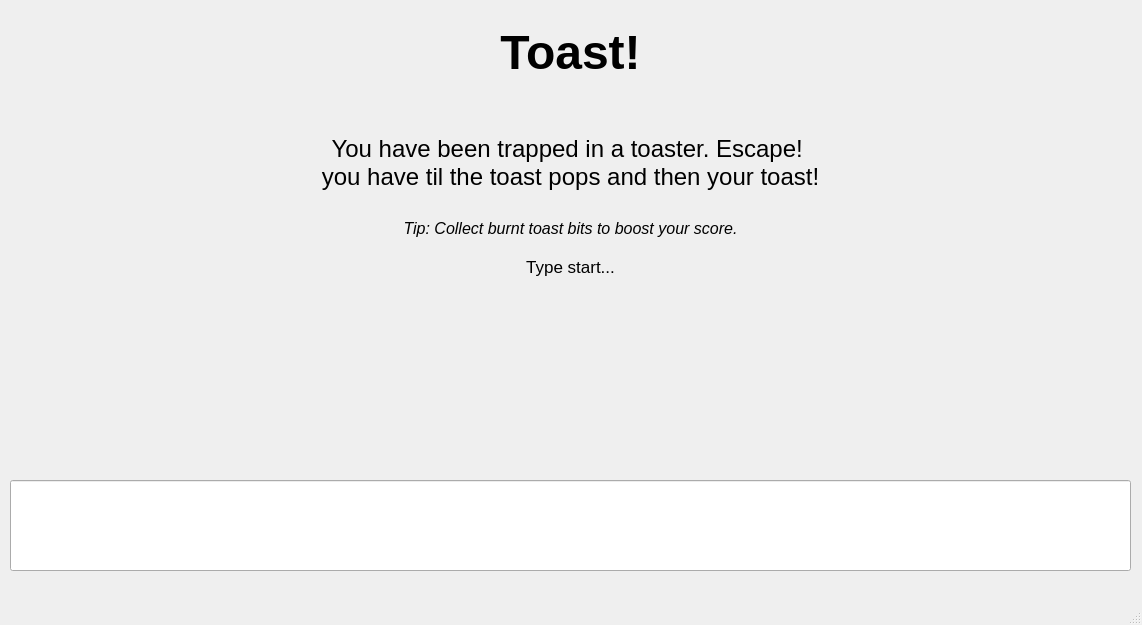
The window that mainwindow.ui (theadambyrne/Toast) describes before a commit, drawn with Qt 5.
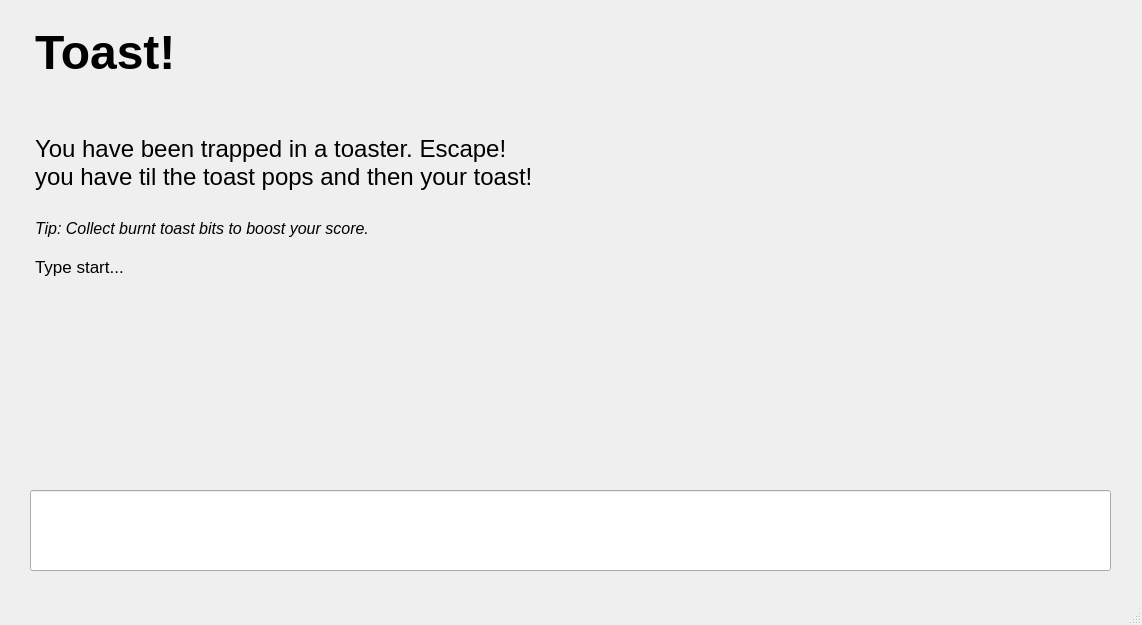
The same window after the commit.

Commit message: Refactored previous commit, now its nice and clean. Next up: typing animation

Diff of the .ui file:
```diff
--- a/mainwindow.ui
+++ b/mainwindow.ui
@@ -20,13 +20,30 @@
    <string>MainWindow</string>
   </property>
   <widget class="QWidget" name="centralwidget">
-   <widget class="QTextEdit" name="outputArea">
+   <widget class="QLineEdit" name="commandArea">
     <property name="geometry">
      <rect>
-      <x>10</x>
+      <x>30</x>
+      <y>490</y>
+      <width>1081</width>
+      <height>81</height>
+     </rect>
+    </property>
+    <property name="styleSheet">
+     <string notr="true">font-size:20px;
+padding:5px;</string>
+    </property>
+    <property name="text">
+     <string/>
+    </property>
+   </widget>
+   <widget class="QTextBrowser" name="outputArea">
+    <property name="geometry">
+     <rect>
+      <x>30</x>
       <y>20</y>
-      <width>1121</width>
-      <height>441</height>
+      <width>1081</width>
+      <height>461</height>
      </rect>
     </property>
     <property name="styleSheet">
@@ -40,33 +57,17 @@
 li.unchecked::marker { content: &quot;\2610&quot;; }
 li.checked::marker { content: &quot;\2612&quot;; }
 &lt;/style&gt;&lt;/head&gt;&lt;body style=&quot; font-family:'.AppleSystemUIFont'; font-size:13pt; font-weight:400; font-style:normal;&quot;&gt;
-&lt;p align=&quot;center&quot; style=&quot; margin-top:0px; margin-bottom:0px; margin-left:0px; margin-right:0px; -qt-block-indent:0; text-indent:0px;&quot;&gt;&lt;span style=&quot; font-size:36pt; font-weight:700;&quot;&gt;Toast!&lt;/span&gt;&lt;/p&gt;
-&lt;p align=&quot;center&quot; style=&quot;-qt-paragraph-type:empty; margin-top:0px; margin-bottom:0px; margin-left:0px; margin-right:0px; -qt-block-indent:0; text-indent:0px; font-size:36pt; font-weight:700;&quot;&gt;&lt;br /&gt;&lt;/p&gt;
-&lt;p align=&quot;center&quot; style=&quot; margin-top:0px; margin-bottom:0px; margin-left:0px; margin-right:0px; -qt-block-indent:0; text-indent:0px;&quot;&gt;&lt;span style=&quot; font-size:18pt;&quot;&gt;You have been trapped in a toaster. Escape! &lt;/span&gt;&lt;/p&gt;
-&lt;p align=&quot;center&quot; style=&quot; margin-top:0px; margin-bottom:0px; margin-left:0px; margin-right:0px; -qt-block-indent:0; text-indent:0px;&quot;&gt;&lt;span style=&quot; font-size:18pt;&quot;&gt;you have til the toast pops and then your toast!&lt;/span&gt;&lt;/p&gt;
-&lt;p align=&quot;center&quot; style=&quot;-qt-paragraph-type:empty; margin-top:0px; margin-bottom:0px; margin-left:0px; margin-right:0px; -qt-block-indent:0; text-indent:0px; font-size:18pt;&quot;&gt;&lt;br /&gt;&lt;/p&gt;
-&lt;p align=&quot;center&quot; style=&quot; margin-top:0px; margin-bottom:0px; margin-left:0px; margin-right:0px; -qt-block-indent:0; text-indent:0px;&quot;&gt;&lt;span style=&quot; font-size:12pt; font-style:italic;&quot;&gt;Tip: Collect burnt toast bits to boost your score.&lt;/span&gt;&lt;/p&gt;
+&lt;p style=&quot; margin-top:0px; margin-bottom:0px; margin-left:0px; margin-right:0px; -qt-block-indent:0; text-indent:0px;&quot;&gt;&lt;span style=&quot; font-size:36pt; font-weight:700;&quot;&gt;Toast!&lt;/span&gt;&lt;/p&gt;
+&lt;p style=&quot;-qt-paragraph-type:empty; margin-top:0px; margin-bottom:0px; margin-left:0px; margin-right:0px; -qt-block-indent:0; text-indent:0px; font-size:36pt; font-weight:700;&quot;&gt;&lt;br /&gt;&lt;/p&gt;
+&lt;p style=&quot; margin-top:0px; margin-bottom:0px; margin-left:0px; margin-right:0px; -qt-block-indent:0; text-indent:0px;&quot;&gt;&lt;span style=&quot; font-size:18pt;&quot;&gt;You have been trapped in a toaster. Escape! &lt;/span&gt;&lt;/p&gt;
+&lt;p style=&quot; margin-top:0px; margin-bottom:0px; margin-left:0px; margin-right:0px; -qt-block-indent:0; text-indent:0px;&quot;&gt;&lt;span style=&quot; font-size:18pt;&quot;&gt;you have til the toast pops and then your toast!&lt;/span&gt;&lt;/p&gt;
+&lt;p style=&quot;-qt-paragraph-type:empty; margin-top:0px; margin-bottom:0px; margin-left:0px; margin-right:0px; -qt-block-indent:0; text-indent:0px; font-size:18pt;&quot;&gt;&lt;br /&gt;&lt;/p&gt;
+&lt;p style=&quot; margin-top:0px; margin-bottom:0px; margin-left:0px; margin-right:0px; -qt-block-indent:0; text-indent:0px;&quot;&gt;&lt;span style=&quot; font-size:12pt; font-style:italic;&quot;&gt;Tip: Collect burnt toast bits to boost your score.&lt;/span&gt;&lt;/p&gt;
 &lt;p style=&quot;-qt-paragraph-type:empty; margin-top:0px; margin-bottom:0px; margin-left:0px; margin-right:0px; -qt-block-indent:0; text-indent:0px; font-size:12pt; font-style:italic;&quot;&gt;&lt;br /&gt;&lt;/p&gt;
-&lt;p align=&quot;center&quot; style=&quot; margin-top:0px; margin-bottom:0px; margin-left:0px; margin-right:0px; -qt-block-indent:0; text-indent:0px;&quot;&gt;Type start...&lt;/p&gt;
+&lt;p style=&quot; margin-top:0px; margin-bottom:0px; margin-left:0px; margin-right:0px; -qt-block-indent:0; text-indent:0px;&quot;&gt;Type start...&lt;/p&gt;
 &lt;p style=&quot;-qt-paragraph-type:empty; margin-top:0px; margin-bottom:0px; margin-left:0px; margin-right:0px; -qt-block-indent:0; text-indent:0px; font-size:12pt; font-style:italic;&quot;&gt;&lt;br /&gt;&lt;/p&gt;&lt;/body&gt;&lt;/html&gt;</string>
     </property>
    </widget>
-   <widget class="QLineEdit" name="commandArea">
-    <property name="geometry">
-     <rect>
-      <x>10</x>
-      <y>480</y>
-      <width>1121</width>
-      <height>91</height>
-     </rect>
-    </property>
-    <property name="styleSheet">
-     <string notr="true">font-size:20px;</string>
-    </property>
-    <property name="text">
-     <string/>
-    </property>
-   </widget>
   </widget>
   <widget class="QMenuBar" name="menubar">
    <property name="geometry">
```
The commit also changes 2 other files.
